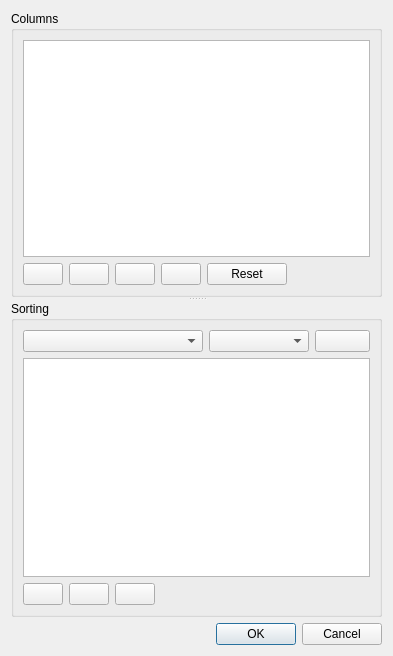
Above: src/ui/composer/qgsattributeselectiondialogbase.ui from carsmie/QGIS before the change. Below: the same form after it.
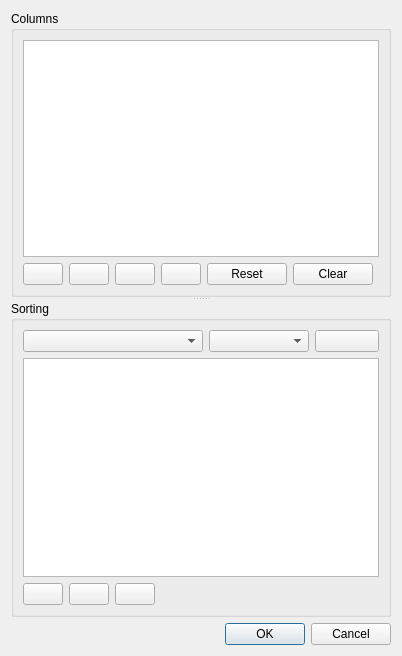
That is the form after the change. Icons and pictures are not drawn.

Commit message:
[needs-docs][feature] New button for empty the composer table (#5407)
Adds a button to empty a composer table. Useful when you have a table
with a lot of columns and you want only a few.

Also change table  from SingleSelection to MultiSelection and allow to
delete selected rows and move selections up and down.

The edit to the form file:
```diff
--- a/src/ui/composer/qgsattributeselectiondialogbase.ui
+++ b/src/ui/composer/qgsattributeselectiondialogbase.ui
@@ -77,6 +77,13 @@
            </property>
           </widget>
          </item>
+         <item>
+          <widget class="QPushButton" name="mClearColumnsPushButton">
+           <property name="text">
+            <string>Clear</string>
+           </property>
+          </widget>
+         </item>
         </layout>
        </item>
        <item row="1" column="1">
```
Left out of the diff: 2 changed lines with no effect on the pictures. The commit also changes 2 other files.
